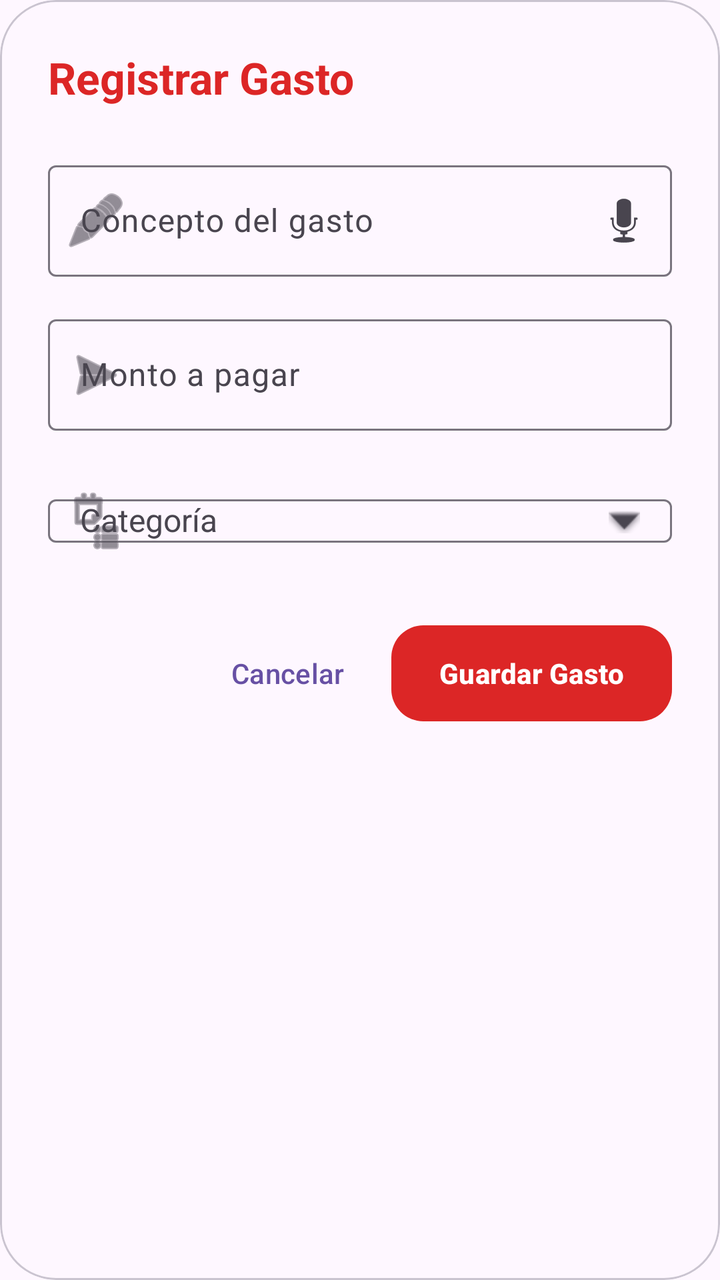
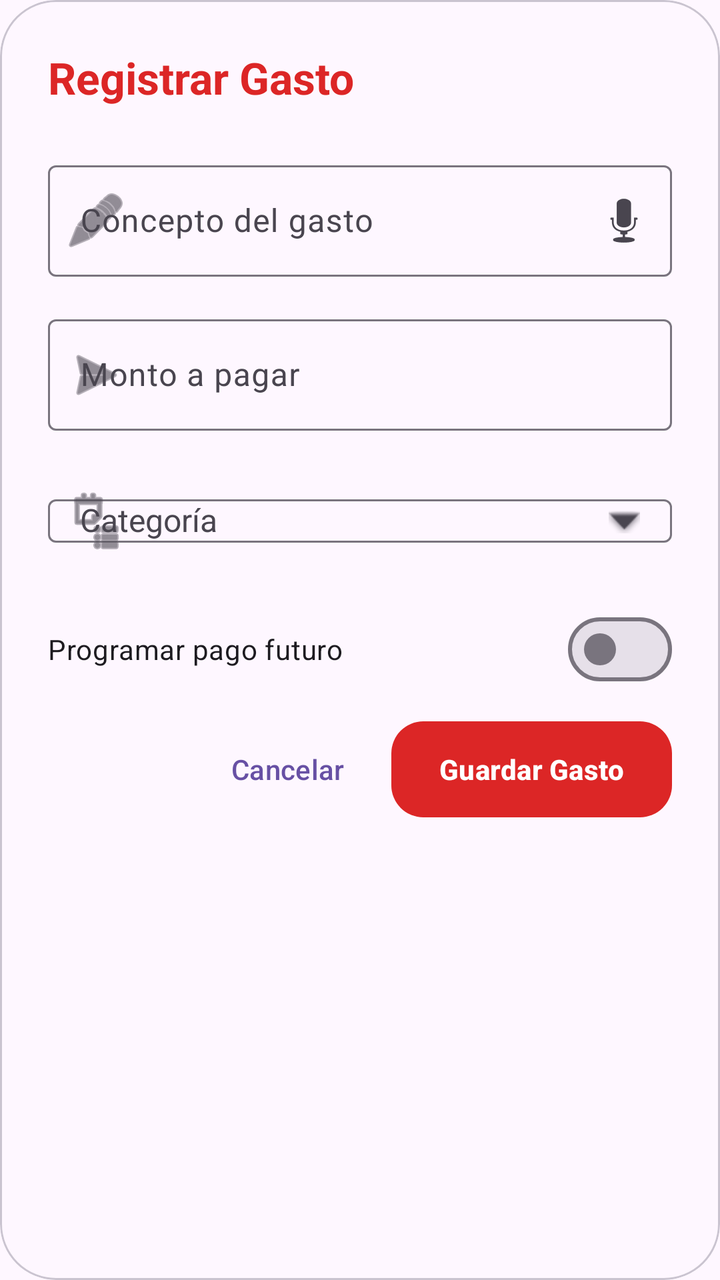

The first picture is an Android layout as it rendered before a commit; the second is the same layout after the commit. The layout source and the unified diff follow.
<!-- AndroidManifest.xml: application theme Theme.Naxor -->
<!-- res/layout/dialog_add_expense.xml -->
<?xml version="1.0" encoding="utf-8"?>
<com.google.android.material.card.MaterialCardView xmlns:android="http://schemas.android.com/apk/res/android"
    xmlns:app="http://schemas.android.com/apk/res-auto"
    android:layout_width="match_parent"
    android:layout_height="wrap_content"
    app:cardBackgroundColor="?attr/colorSurface"
    app:cardCornerRadius="28dp"
    app:cardElevation="0dp">

    <LinearLayout
        android:layout_width="match_parent"
        android:layout_height="wrap_content"
        android:orientation="vertical"
        android:padding="24dp">

        <TextView
            android:layout_width="wrap_content"
            android:layout_height="wrap_content"
            android:text="Registrar Gasto"
            android:textSize="22sp"
            android:textStyle="bold"
            android:textColor="@color/red_600"
            android:layout_marginBottom="24dp" />

        
        <com.google.android.material.textfield.TextInputLayout
            android:id="@+id/layoutExpenseConcepto"
            style="?attr/textInputOutlinedStyle"
            android:layout_width="match_parent"
            android:layout_height="wrap_content"
            android:hint="Concepto del gasto"
            app:startIconDrawable="@android:drawable/ic_menu_edit"
            app:endIconMode="custom"
            app:endIconDrawable="@android:drawable/ic_btn_speak_now"
            android:layout_marginBottom="16dp">
            <com.google.android.material.textfield.TextInputEditText
                android:id="@+id/etExpenseConcepto"
                android:layout_width="match_parent"
                android:layout_height="wrap_content"
                android:inputType="textCapSentences"
                android:textSize="16sp" />
        </com.google.android.material.textfield.TextInputLayout>

        <com.google.android.material.textfield.TextInputLayout
            style="?attr/textInputOutlinedStyle"
            android:layout_width="match_parent"
            android:layout_height="wrap_content"
            android:hint="Monto a pagar"
            app:startIconDrawable="@android:drawable/ic_menu_send"
            app:prefixText="S/ "
            android:layout_marginBottom="16dp">
            <com.google.android.material.textfield.TextInputEditText
                android:id="@+id/etExpenseMonto"
                android:layout_width="match_parent"
                android:layout_height="wrap_content"
                android:inputType="numberDecimal"
                android:textSize="16sp" />
        </com.google.android.material.textfield.TextInputLayout>

        <com.google.android.material.textfield.TextInputLayout
            android:id="@+id/layoutExpenseCategoria"
            style="?attr/textInputOutlinedStyle"
            android:layout_width="match_parent"
            android:layout_height="wrap_content"
            android:hint="Categoría"
            app:startIconDrawable="@android:drawable/ic_menu_agenda"
            android:layout_marginBottom="24dp"
            app:endIconMode="custom"
            app:endIconDrawable="@android:drawable/arrow_down_float">
            <com.google.android.material.textfield.MaterialAutoCompleteTextView
                android:id="@+id/autoExpenseCategoria"
                android:layout_width="match_parent"
                android:layout_height="wrap_content"
                android:inputType="textCapSentences"
                android:paddingHorizontal="16dp"
                android:textSize="16sp"
                android:completionThreshold="1" />
        </com.google.android.material.textfield.TextInputLayout>

        <LinearLayout
            android:layout_width="match_parent"
            android:layout_height="wrap_content"
            android:orientation="horizontal"
            android:gravity="end">

            <com.google.android.material.button.MaterialButton
                android:id="@+id/btnCancelExpense"
                style="@style/Widget.Material3.Button.TextButton"
                android:layout_width="wrap_content"
                android:layout_height="56dp"
                android:text="Cancelar"
                android:layout_marginEnd="8dp" />

            <com.google.android.material.button.MaterialButton
                android:id="@+id/btnSaveExpense"
                android:layout_width="wrap_content"
                android:layout_height="56dp"
                android:text="Guardar Gasto"
                android:textStyle="bold"
                app:backgroundTint="@color/red_600"
                app:cornerRadius="16dp" />
        </LinearLayout>
    </LinearLayout>
</com.google.android.material.card.MaterialCardView>
<!-- resources referenced by this layout -->
<resources>
  <color name="red_600">#DC2626</color>
  <style name="Theme.Naxor" parent="Base.Theme.Naxor" />
  <style name="Base.Theme.Naxor" parent="Theme.Material3.DayNight.NoActionBar">
          
          
      </style>
</resources>

<!-- the commit's change to res/layout/dialog_add_expense.xml (unified diff, before → after) -->
@@ -64,7 +64,7 @@
             android:layout_height="wrap_content"
             android:hint="Categoría"
             app:startIconDrawable="@android:drawable/ic_menu_agenda"
-            android:layout_marginBottom="24dp"
+            android:layout_marginBottom="16dp"
             app:endIconMode="custom"
             app:endIconDrawable="@android:drawable/arrow_down_float">
             <com.google.android.material.textfield.MaterialAutoCompleteTextView
@@ -76,6 +76,23 @@
                 android:textSize="16sp"
                 android:completionThreshold="1" />
         </com.google.android.material.textfield.TextInputLayout>
+
+        <com.google.android.material.materialswitch.MaterialSwitch
+            android:id="@+id/switchFutureExpense"
+            android:layout_width="match_parent"
+            android:layout_height="wrap_content"
+            android:text="Programar pago futuro"
+            android:layout_marginBottom="8dp" />
+
+        <com.google.android.material.button.MaterialButton
+            android:id="@+id/btnExpenseDate"
+            style="@style/Widget.Material3.Button.OutlinedButton"
+            android:layout_width="match_parent"
+            android:layout_height="wrap_content"
+            android:text="📅 Seleccionar fecha de pago"
+            android:visibility="gone"
+            app:icon="@android:drawable/ic_menu_my_calendar"
+            android:layout_marginBottom="24dp" />
 
         <LinearLayout
             android:layout_width="match_parent"
